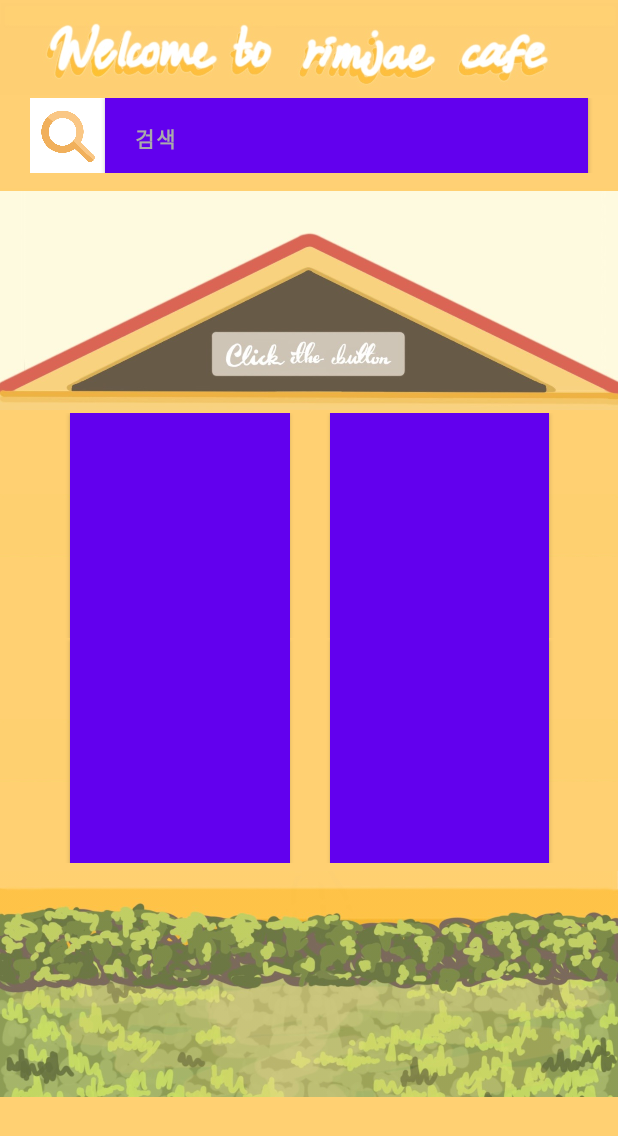
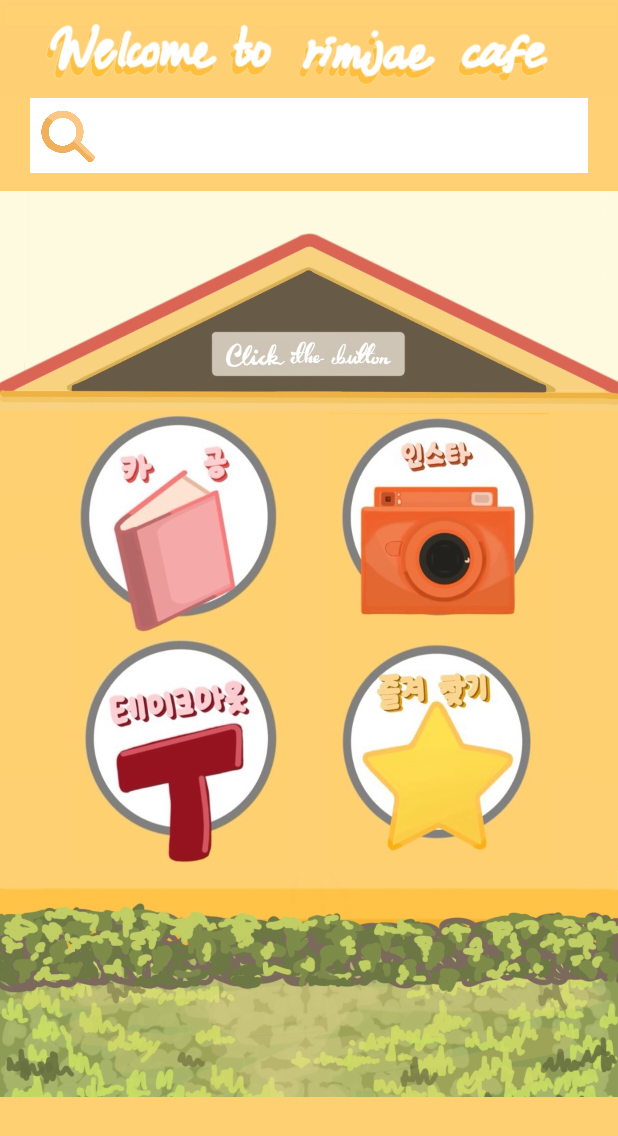
Before and after one commit to leejaejae/JBNU_CafeProject, an Android app: the layout activity_main.xml on its own in the app's theme, with its tools: preview values and no code run, on a phone screen of 412 x 824 dp. Shown: the top 1136 px of the screen. Run offline under Robolectric (Android 15) with nearby library versions, the phone set to English and light mode, and no system bars.

Commit message:
버튼 수정

```diff
--- a/app/src/main/res/layout/activity_main.xml
+++ b/app/src/main/res/layout/activity_main.xml
@@ -36,8 +36,7 @@
                 android:layout_marginLeft="10dp"
                 app:srcCompat="@drawable/glass" />
 
-            <Button
-                android:id="@+id/button_search"
+            <ImageButton                android:id="@+id/button_search"
                 android:layout_width="wrap_content"
                 android:layout_height="53dp"
                 android:layout_marginRight="10dp"
@@ -72,12 +71,13 @@
             android:layout_weight="1"
             app:srcCompat="@drawable/background" />
 
-        <Button
+        <ImageButton
             android:id="@+id/button_studycafe"
             android:layout_width="150dp"
             android:layout_height="150dp"
             android:layout_weight="1"
             android:background="@drawable/study"
+            android:scaleType="fitCenter"
             tools:ignore="SpeakableTextPresentCheck"/>
 
         <Space
@@ -85,11 +85,12 @@
             android:layout_height="wrap_content"
             android:layout_weight="1" />
 
-        <Button
+        <ImageButton
             android:id="@+id/button_instagram"
             android:layout_width="150dp"
             android:layout_height="150dp"
             android:layout_weight="1"
+            android:scaleType="fitCenter"
             android:background="@drawable/photozone"
             tools:ignore="SpeakableTextPresentCheck" />
 
@@ -114,7 +115,7 @@
             android:layout_weight="1"
             app:srcCompat="@drawable/background" />
 
-        <Button
+        <ImageButton
             android:id="@+id/button_takeout"
             android:layout_width="150dp"
             android:layout_height="150dp"
@@ -127,7 +128,7 @@
             android:layout_height="wrap_content"
             android:layout_weight="1" />
 
-        <Button
+        <ImageButton
             android:id="@+id/button_bookmark"
             android:layout_width="150dp"
             android:layout_height="150dp"
```
Also changed, not shown: app/src/main/res/drawable/bobbly_hill_shake.gif (deleted).
